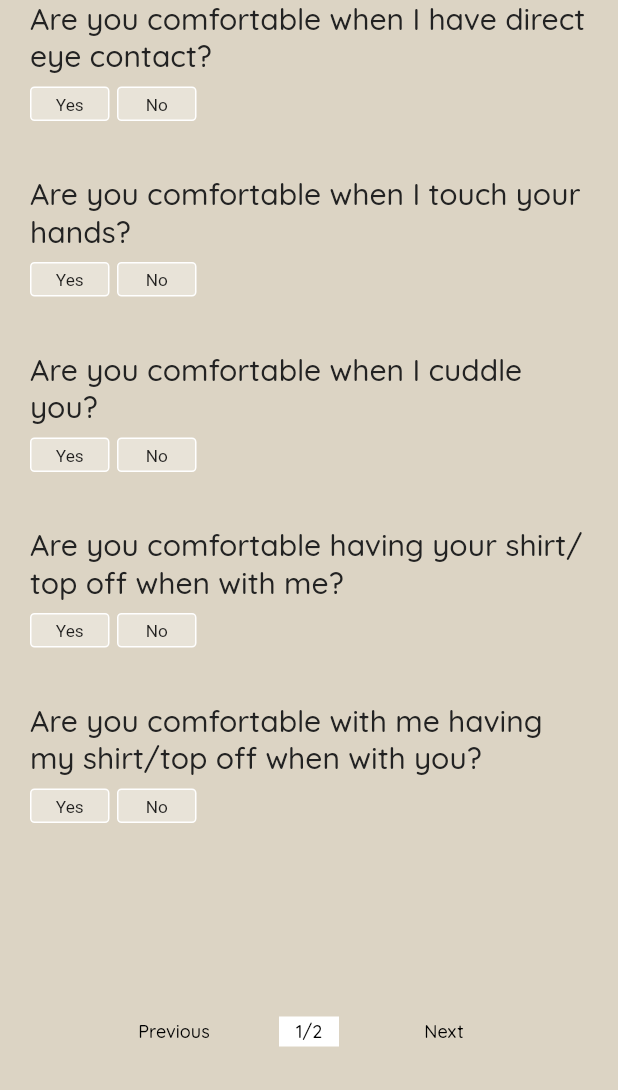
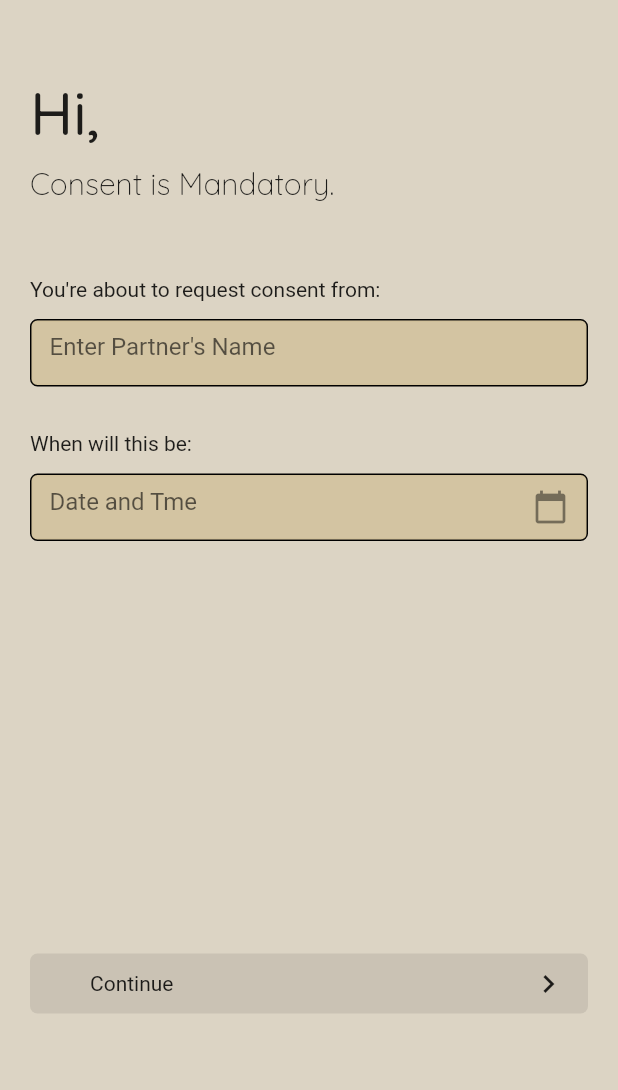
Before and after one commit to grantconsent/Seychelles, a Flutter app: the Dashboard screen opened directly, after a tap on "Create Consent", on a phone screen of 412 x 824 dp, the part 146-1236 px from its top. Run offline on Flutter 3.47's test engine with Material 2 defaults, Android fonts, the phone set to English and light mode, and no system bars; our stand-ins replace cloud_firestore, contacts_service, email_validator, firebase_auth, firebase_dynamic_links, firebase_storage and 4 more; missing offline and left inert: mailer; accounts and stored records are empty.

Commit message:
Create Consent [Name and Time Screen] Fixes #105

```diff
--- /dev/null
+++ b/lib/screens/create_consent_1.dart
@@ -0,0 +1,176 @@
+import 'dart:math';
+
+import 'package:flutter/material.dart';
+import 'package:grantconsent/screens/Create_a_consent.dart';
+import 'package:grantconsent/screens/send_consent.dart';
+import 'package:grantconsent/utilities/constants.dart';
+import 'package:grantconsent/utilities/custom_classes.dart';
+import 'package:grantconsent/utilities/custom_widgets.dart';
+import 'package:grantconsent/utilities/styles.dart';
+
+class ConsentScreen1 extends StatelessWidget {
+  static final _random = new Random();
+  final welcomeText =
+      dynamicWelcomeText[_random.nextInt(dynamicWelcomeText.length)];
+
+  @override
+  Widget build(BuildContext context) {
+    return Scaffold(
+      backgroundColor: kDashboardBackgroundColor,
+      body: Container(
+        child: Padding(
+          padding: const EdgeInsets.symmetric(horizontal: 20.0),
+          child: Column(
+            mainAxisAlignment: MainAxisAlignment.start,
+            crossAxisAlignment: CrossAxisAlignment.stretch,
+            children: <Widget>[
+              SizedBox(height: kToolbarHeight),
+              Row(
+                crossAxisAlignment: CrossAxisAlignment.center,
+                children: <Widget>[
+                  // SizedBox(width: 20),
+                  Text(
+                    'Create consent',
+                    style: kDashboardHeaderTextStyle,
+                  ),
+                  Spacer(),
+                  Image.asset(
+                    "assets/cam.png",
+                    width: 41,
+                    height: 41,
+                  ),
+                ],
+              ),
+              Padding(
+                padding: const EdgeInsets.symmetric(vertical: 50.0),
+                child: Column(
+                  children: <Widget>[
+                    Align(
+                      alignment: Alignment.centerLeft,
+                      child: Text(
+                        "Hi, ${loggedInUser.firstName}",
+                        style: kWelcomeDashboardTextStyle,
+                      ),
+                    ),
+                    SizedBox(height: 10),
+                    Align(
+                      alignment: Alignment.centerLeft,
+                      child: Text(
+                        welcomeText,
+                        style: kDashboardDynamicTextStyle,
+                      ),
+                    ),
+                  ],
+                ),
+              ),
+              Text(
+                "You're about to request consent from:",
+              ),
+              SizedBox(
+                height: 12,
+              ),
+              SizedBox(
+                height: 45,
+                child: Container(
+                  // margin: EdgeInsets.symmetric(horizontal: 5),
+                  child: TextFormField(
+                    decoration: InputDecoration(
+                      hintText: "Enter Partner's Name",
+                      labelStyle: kInputTextStyle.copyWith(
+                        fontSize: 15,
+                        color: Color.fromRGBO(202, 180, 128, 0.5),
+                      ),
+                      enabledBorder: OutlineInputBorder(
+                        borderSide: BorderSide(
+                          color: Color.fromRGBO(202, 180, 128, 0.2),
+                        ),
+                        borderRadius: BorderRadius.all(
+                          Radius.circular(3.0),
+                        ),
+                      ),
+                    ),
+                  ),
+                  decoration: BoxDecoration(
+                    color: Color.fromRGBO(202, 180, 128, 0.5),
+                    border: Border.all(color: Colors.black),
+                    borderRadius: BorderRadius.circular(5),
+                  ),
+                ),
+              ),
+              SizedBox(
+                height: 30,
+              ),
+              Text('When will this be:'),
+              SizedBox(
+                height: 12,
+              ),
+              SizedBox(
+                height: 45,
+                child: Container(
+                  // margin: EdgeInsets.symmetric(horizontal: 5.0),
+                  child: TextFormField(
+                    decoration: InputDecoration(
+                      hintText: "Date and Tme",
+                      labelStyle: kInputTextStyle.copyWith(
+                        fontSize: 15,
+                        color: Color.fromRGBO(202, 180, 128, 0.5),
+                      ),
+                      suffixIcon: Icon(Icons.calendar_today),
+                      enabledBorder: OutlineInputBorder(
+                        borderSide: BorderSide(
+                          color: Color.fromRGBO(202, 180, 128, 0.2),
+                        ),
+                        borderRadius: BorderRadius.all(
+                          Radius.circular(3.0),
+                        ),
+                      ),
+                    ),
+                  ),
+                  decoration: BoxDecoration(
+                    color: Color.fromRGBO(202, 180, 128, 0.5),
+                    border: Border.all(color: Colors.black),
+                    borderRadius: BorderRadius.circular(5),
+                  ),
+                ),
+              ),
+              Spacer(),
+              Container(
+                margin: EdgeInsets.symmetric(vertical: 1),
+                constraints: BoxConstraints.tightFor(
+                    width: kScreenSize.width, height: 40),
+                decoration: BoxDecoration(
+                  borderRadius: BorderRadius.circular(5),
+                  color: Color.fromRGBO(35, 35, 35, 0.1),
+                ),
+                child: RawMaterialButton(
+                  padding: EdgeInsets.only(left: 40, right: 14.4),
+                  onPressed: () {
+                    Navigator.push(
+                      context,
+                      MaterialPageRoute(
+                        builder: (context) => SendConsent(), //CreateConsent(),
+                      ),
+                    );
+                  },
+                  constraints: BoxConstraints.expand(),
+                  child: Row(
+                    mainAxisAlignment: MainAxisAlignment.spaceBetween,
+                    children: <Widget>[
+                      Text(
+                        "Continue",
+                      ),
+                      Icon(
+                        Icons.chevron_right,
+                      ),
+                    ],
+                  ),
+                ),
+              ),
+              SizedBox(height: 50),
+            ],
+          ),
+        ),
+      ),
+    );
+  }
+}
--- a/lib/screens/dashboard_home.dart
+++ b/lib/screens/dashboard_home.dart
@@ -1,6 +1,7 @@
 import 'dart:math';
 import 'package:flutter/material.dart';
 import 'package:grantconsent/screens/Create_a_consent.dart';
+import 'package:grantconsent/screens/create_consent_1.dart';
 import 'package:grantconsent/screens/review_consent_screen.dart';
 import 'package:grantconsent/utilities/constants.dart';
 import 'package:grantconsent/utilities/custom_classes.dart';
@@ -59,7 +60,7 @@ class Home extends StatelessWidget {
               Navigator.push(
                 context,
                 MaterialPageRoute(
-                  builder: (context) => CreateConsent(),
+                  builder: (context) => ConsentScreen1(),
                 ),
               );
             },
--- a/lib/screens/edit_profile.dart
+++ b/lib/screens/edit_profile.dart
@@ -4,8 +4,8 @@ import 'package:grantconsent/utilities/custom_classes.dart';
 import 'package:grantconsent/utilities/styles.dart';
 
 class EditProfile extends StatelessWidget {
-  bool profileBodyVisible = true;
-  bool profileVisible = true;
+  final bool profileBodyVisible = true;
+  final bool profileVisible = true;
 
   @override
   Widget build(BuildContext context) {
--- a/lib/screens/send_consent.dart
+++ b/lib/screens/send_consent.dart
@@ -167,6 +167,39 @@ class _SendConsentState extends State<SendConsent> {
                 Spacer(
                   flex: 8,
                 ),
+                Container(
+                  margin: EdgeInsets.symmetric(vertical: 1),
+                  constraints: BoxConstraints.tightFor(
+                      width: kScreenSize.width, height: 40),
+                  decoration: BoxDecoration(
+                    borderRadius: BorderRadius.circular(5),
+                    color: Color.fromRGBO(35, 35, 35, 0.1),
+                  ),
+                  child: RawMaterialButton(
+                    padding: EdgeInsets.only(left: 40, right: 14.4),
+                    onPressed: () {
+                      // Navigator.push(
+                      //   context,
+                      //   MaterialPageRoute(
+                      //     builder: (context) => CreateConsent(),
+                      //   ),
+                      // );
+                    },
+                    constraints: BoxConstraints.expand(),
+                    child: Row(
+                      mainAxisAlignment: MainAxisAlignment.spaceBetween,
+                      children: <Widget>[
+                        Text(
+                          "Send",
+                        ),
+                        Icon(
+                          Icons.chevron_right,
+                        ),
+                      ],
+                    ),
+                  ),
+                ),
+                SizedBox(height:50),
               ],
             ),
           ),
```
